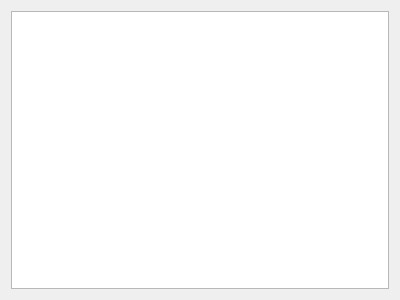
Old version of the form src/ui/HDDisplay.ui in the repository mavlink/qgroundcontrol.
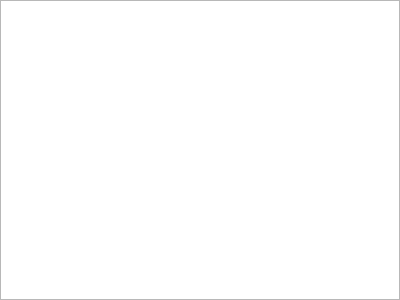
New version of the form.

Commit message: Fixed long-standing issues with HSI display and load logging

Diff of the .ui file:
```diff
--- a/src/ui/HDDisplay.ui
+++ b/src/ui/HDDisplay.ui
@@ -14,6 +14,9 @@
    <string>Form</string>
   </property>
   <layout class="QHBoxLayout" name="horizontalLayout">
+   <property name="margin">
+    <number>0</number>
+   </property>
    <item>
     <widget class="QGraphicsView" name="view"/>
    </item>
```
The commit also changes 2 other files.
